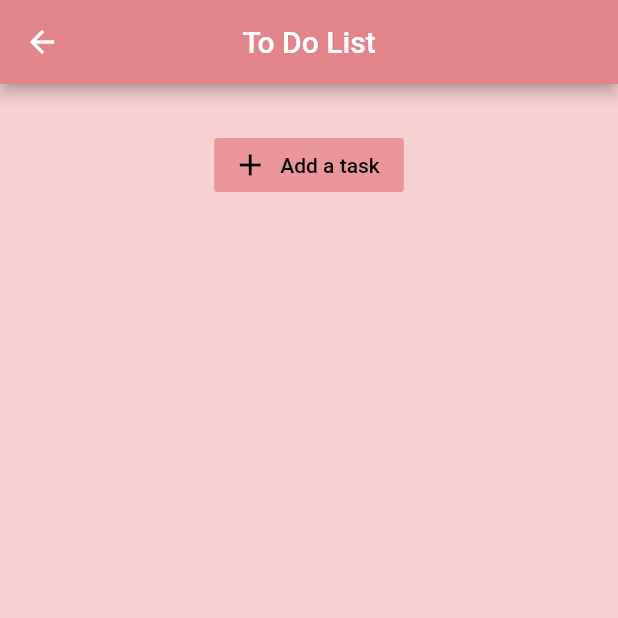
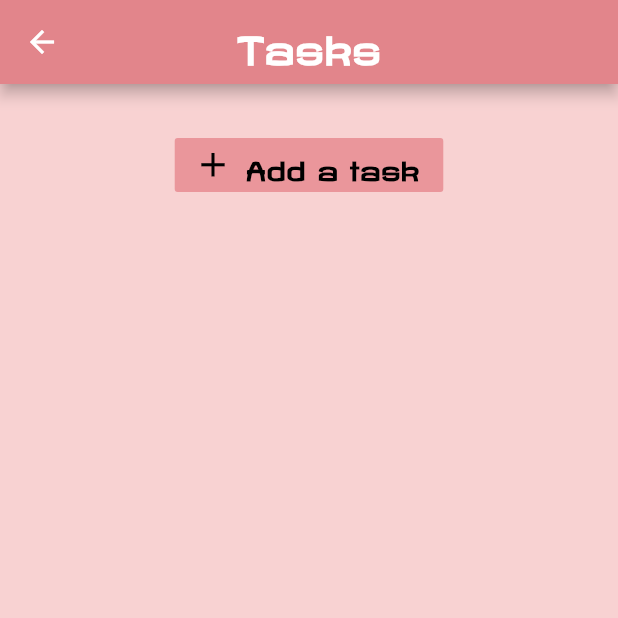
Before and after one commit to Megha2001/todo_list, a Flutter app: the HomeWidget screen opened directly, after a tap on "Do now!!", on a phone screen of 412 x 824 dp, the top half of it. Run offline on Flutter 3.47's test engine with Material 2 defaults, Android fonts, the phone set to English and light mode, and no system bars.

Commit message:
todo list

```diff
--- a/lib/home.dart
+++ b/lib/home.dart
@@ -16,11 +16,18 @@ class _HomeWidgetState extends State<HomeWidget> {
           mainAxisAlignment: MainAxisAlignment.center,
           children:
           [
-            Image.asset('assets/images/pic1.jpg',
+            Image.asset('assets/images/logo.jpg',
               fit: BoxFit.contain,
               height: 32,),
+            SizedBox(width: 5),
             Container(
-                padding: const EdgeInsets.all(8.0), child: Text('Compito'))
+                padding: const EdgeInsets.all(8.0), child: Text('Compito',
+            style: TextStyle(
+                fontFamily: 'Revalia',
+              fontWeight: FontWeight.bold,
+              fontSize: 25,
+            ),
+            ))
           ],
         ),
       ),
--- a/lib/main.dart
+++ b/lib/main.dart
@@ -1,6 +1,5 @@
 import 'package:flutter/cupertino.dart';
 import 'package:flutter/material.dart';
-
 import 'package:todo_list/startpage.dart';
 
 
--- a/lib/screens/donow.dart
+++ b/lib/screens/donow.dart
@@ -16,7 +16,13 @@ class _TaskListState extends State<TaskList> {
       backgroundColor:Color(0xffF8D2D2),
       appBar: AppBar(
         backgroundColor: Color(0xffE2858B),
-        title: Text('To Do List'),
+        title: Text('Tasks',
+        style: TextStyle(
+            fontFamily: 'Revalia',
+          fontWeight: FontWeight.bold,
+          fontSize: 25,
+        ),
+        ),
         centerTitle: true,
       ),
       body: Container(
@@ -56,11 +62,15 @@ class _TaskListState extends State<TaskList> {
                 icon: Icon(
                   Icons.add,
                   color: Colors.black,
+                  size: 27,
                 ),
                 label: Text(
                   'Add a task',
                   style: TextStyle(
                     color: Colors.black,
+                    fontFamily: 'Revalia',
+                    fontWeight: FontWeight.bold,
+                    fontSize: 17,
                   ),
                 ),
                 color: Color(0xffEA969B),
--- a/pubspec.yaml
+++ b/pubspec.yaml
@@ -49,6 +49,7 @@ flutter:
   # To add assets to your application, add an assets section, like this:
   assets:
      - assets/images/pic1.jpg
+     - assets/images/logo.jpg
      - assets/images/pic2.jpg
 
 
```
Also changed, not shown: assets/images/logo.jpg (added).
